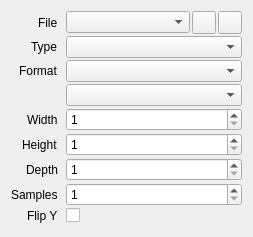
Qt form src/session/TextureProperties.ui (houmain/gpupad) before a commit.
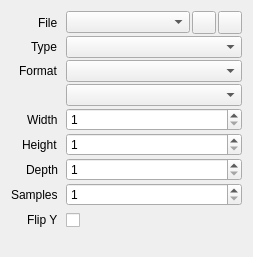
The same form after that commit. Icons and pictures are not drawn. Custom widgets are drawn as their Qt base class.

Commit message: Apply Target Properties

Patch:
```diff
--- a/src/session/TextureProperties.ui
+++ b/src/session/TextureProperties.ui
@@ -7,7 +7,7 @@
     <x>0</x>
     <y>0</y>
     <width>253</width>
-    <height>237</height>
+    <height>257</height>
    </rect>
   </property>
   <layout class="QVBoxLayout" name="verticalLayout">
@@ -170,6 +170,12 @@
      </item>
      <item row="8" column="1">
       <widget class="QCheckBox" name="flipY">
+       <property name="minimumSize">
+        <size>
+         <width>0</width>
+         <height>24</height>
+        </size>
+       </property>
        <property name="text">
         <string/>
        </property>
@@ -197,16 +203,16 @@
   </layout>
  </widget>
  <customwidgets>
-  <customwidget>
-   <class>ReferenceComboBox</class>
-   <extends>QComboBox</extends>
-   <header>session/ReferenceComboBox.h</header>
-  </customwidget>
   <customwidget>
    <class>DataComboBox</class>
    <extends>QComboBox</extends>
    <header>session/DataComboBox.h</header>
   </customwidget>
+  <customwidget>
+   <class>ReferenceComboBox</class>
+   <extends>QComboBox</extends>
+   <header>session/ReferenceComboBox.h</header>
+  </customwidget>
  </customwidgets>
  <resources>
   <include location="../resources.qrc"/>
```
The commit also changes 20 other files.
